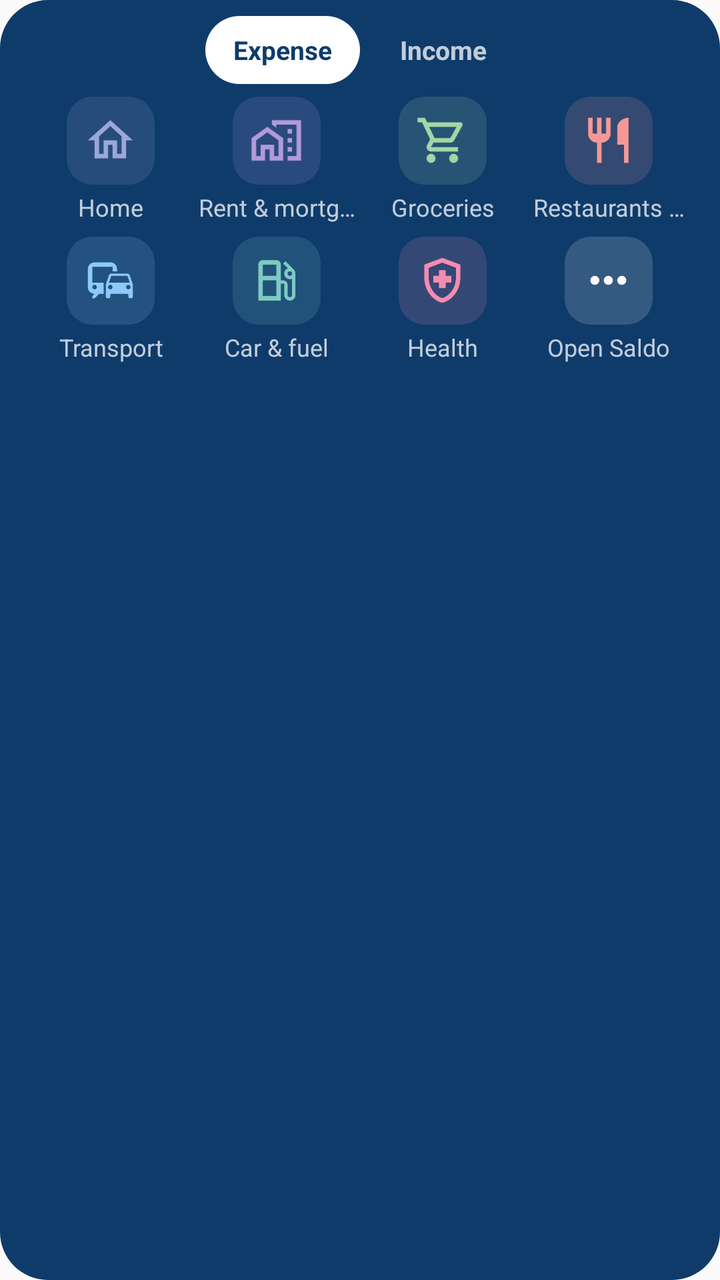
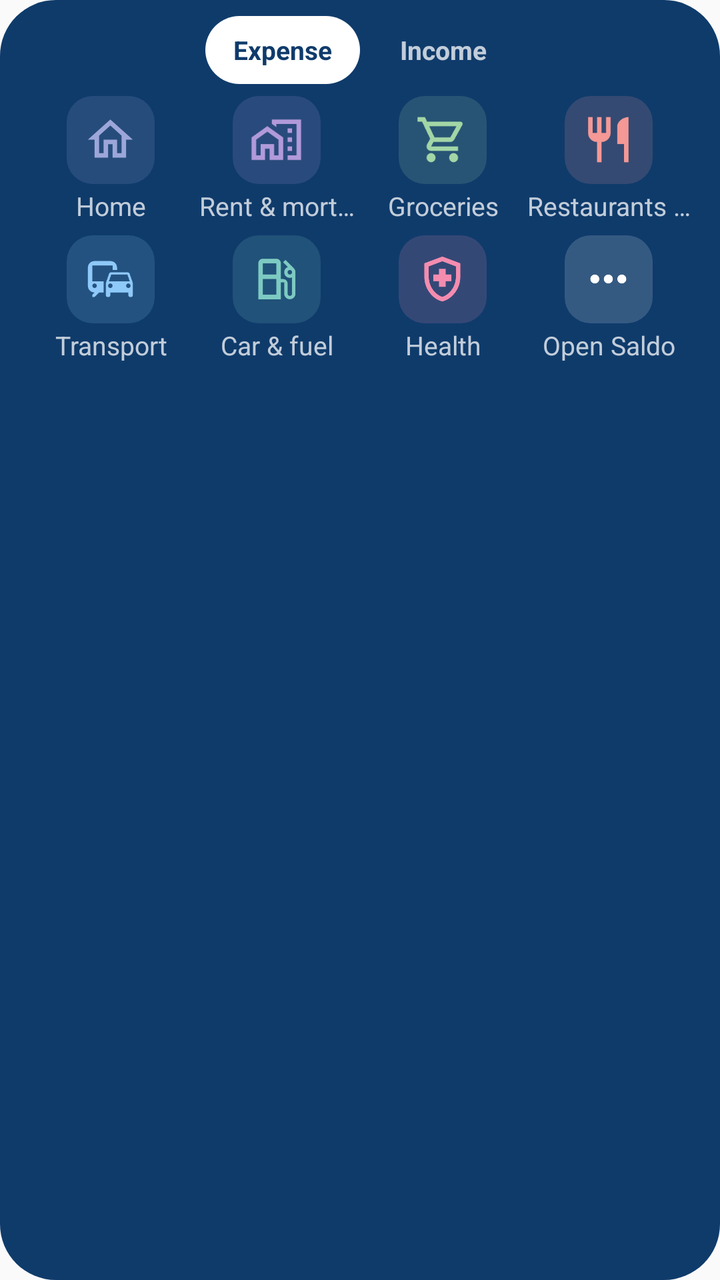

An Android layout rendered at two revisions. The XML below is the earlier revision; the diff shows what the commit changed to produce the second picture.
<!-- AndroidManifest.xml: application theme Theme.Saldo -->
<!-- res/layout/quick_add_widget_preview.xml -->
<?xml version="1.0" encoding="utf-8"?>
<LinearLayout xmlns:android="http://schemas.android.com/apk/res/android"
    android:layout_width="match_parent"
    android:layout_height="match_parent"
    android:background="@drawable/widget_preview_background"
    android:orientation="vertical"
    android:paddingHorizontal="14dp"
    android:paddingVertical="8dp">

    <LinearLayout
        android:layout_width="match_parent"
        android:layout_height="34dp"
        android:layout_marginBottom="6dp"
        android:gravity="center"
        android:orientation="horizontal">

        <TextView
            android:layout_width="wrap_content"
            android:layout_height="match_parent"
            android:background="@drawable/widget_preview_pill"
            android:gravity="center"
            android:maxLines="1"
            android:paddingHorizontal="14dp"
            android:text="@string/widget_quick_add_expense"
            android:textColor="@color/widget_preview_pill_ink"
            android:textSize="13sp"
            android:textStyle="bold" />

        <TextView
            android:layout_width="wrap_content"
            android:layout_height="match_parent"
            android:layout_marginStart="6dp"
            android:gravity="center"
            android:maxLines="1"
            android:paddingHorizontal="14dp"
            android:text="@string/widget_quick_add_income"
            android:textColor="@color/widget_preview_ink_muted"
            android:textSize="13sp"
            android:textStyle="bold" />
    </LinearLayout>

    <LinearLayout
        android:layout_width="match_parent"
        android:layout_height="64dp"
        android:gravity="center_vertical"
        android:orientation="horizontal">

        <LinearLayout
            android:layout_width="0dp"
            android:layout_height="wrap_content"
            android:layout_weight="1"
            android:gravity="center_horizontal"
            android:orientation="vertical">

            <FrameLayout
                android:layout_width="44dp"
                android:layout_height="44dp">

                <ImageView
                    android:layout_width="match_parent"
                    android:layout_height="match_parent"
                    android:alpha="0.16"
                    android:contentDescription="@null"
                    android:scaleType="fitXY"
                    android:src="@drawable/widget_tile_bg_wide"
                    android:tint="@color/widget_preview_cat_home" />

                <ImageView
                    android:layout_width="27dp"
                    android:layout_height="27dp"
                    android:layout_gravity="center"
                    android:contentDescription="@null"
                    android:src="@drawable/ic_widget_cat_home"
                    android:tint="@color/widget_preview_cat_home" />
            </FrameLayout>

            <TextView
                android:layout_width="match_parent"
                android:layout_height="wrap_content"
                android:layout_marginTop="3dp"
                android:ellipsize="end"
                android:gravity="center_horizontal"
                android:maxLines="1"
                android:text="@string/seed_category_home"
                android:textColor="@color/widget_preview_ink_muted"
                android:textSize="12sp" />
        </LinearLayout>

        <LinearLayout
            android:layout_width="0dp"
            android:layout_height="wrap_content"
            android:layout_weight="1"
            android:gravity="center_horizontal"
            android:orientation="vertical">

            <FrameLayout
                android:layout_width="44dp"
                android:layout_height="44dp">

                <ImageView
                    android:layout_width="match_parent"
                    android:layout_height="match_parent"
                    android:alpha="0.16"
                    android:contentDescription="@null"
                    android:scaleType="fitXY"
                    android:src="@drawable/widget_tile_bg_wide"
                    android:tint="@color/widget_preview_cat_rent" />

                <ImageView
                    android:layout_width="27dp"
                    android:layout_height="27dp"
                    android:layout_gravity="center"
                    android:contentDescription="@null"
                    android:src="@drawable/ic_widget_cat_home_work"
                    android:tint="@color/widget_preview_cat_rent" />
            </FrameLayout>

            <TextView
                android:layout_width="match_parent"
                android:layout_height="wrap_content"
                android:layout_marginTop="3dp"
                android:ellipsize="end"
                android:gravity="center_horizontal"
                android:maxLines="1"
                android:text="@string/seed_category_rent_mortgage"
                android:textColor="@color/widget_preview_ink_muted"
                android:textSize="12sp" />
        </LinearLayout>

        <LinearLayout
            android:layout_width="0dp"
            android:layout_height="wrap_content"
            android:layout_weight="1"
            android:gravity="center_horizontal"
            android:orientation="vertical">

            <FrameLayout
                android:layout_width="44dp"
                android:layout_height="44dp">

                <ImageView
                    android:layout_width="match_parent"
                    android:layout_height="match_parent"
                    android:alpha="0.16"
                    android:contentDescription="@null"
                    android:scaleType="fitXY"
                    android:src="@drawable/widget_tile_bg_wide"
                    android:tint="@color/widget_preview_cat_groceries" />

                <ImageView
                    android:layout_width="27dp"
                    android:layout_height="27dp"
                    android:layout_gravity="center"
                    android:contentDescription="@null"
                    android:src="@drawable/ic_widget_cat_shopping_cart"
                    android:tint="@color/widget_preview_cat_groceries" />
            </FrameLayout>

            <TextView
                android:layout_width="match_parent"
                android:layout_height="wrap_content"
                android:layout_marginTop="3dp"
                android:ellipsize="end"
                android:gravity="center_horizontal"
                android:maxLines="1"
                android:text="@string/seed_category_groceries"
                android:textColor="@color/widget_preview_ink_muted"
                android:textSize="12sp" />
        </LinearLayout>

        <LinearLayout
            android:layout_width="0dp"
            android:layout_height="wrap_content"
            android:layout_weight="1"
            android:gravity="center_horizontal"
            android:orientation="vertical">

            <FrameLayout
                android:layout_width="44dp"
                android:layout_height="44dp">

                <ImageView
                    android:layout_width="match_parent"
                    android:layout_height="match_parent"
                    android:alpha="0.16"
                    android:contentDescription="@null"
                    android:scaleType="fitXY"
                    android:src="@drawable/widget_tile_bg_wide"
                    android:tint="@color/widget_preview_cat_dining" />

                <ImageView
                    android:layout_width="27dp"
                    android:layout_height="27dp"
                    android:layout_gravity="center"
                    android:contentDescription="@null"
                    android:src="@drawable/ic_widget_cat_restaurant"
                    android:tint="@color/widget_preview_cat_dining" />
            </FrameLayout>

            <TextView
                android:layout_width="match_parent"
                android:layout_height="wrap_content"
                android:layout_marginTop="3dp"
                android:ellipsize="end"
                android:gravity="center_horizontal"
                android:maxLines="1"
                android:text="@string/seed_category_dining"
                android:textColor="@color/widget_preview_ink_muted"
                android:textSize="12sp" />
        </LinearLayout>
    </LinearLayout>

    <LinearLayout
        android:layout_width="match_parent"
        android:layout_height="64dp"
        android:layout_marginTop="6dp"
        android:gravity="center_vertical"
        android:orientation="horizontal">

        <LinearLayout
            android:layout_width="0dp"
            android:layout_height="wrap_content"
            android:layout_weight="1"
            android:gravity="center_horizontal"
            android:orientation="vertical">

            <FrameLayout
                android:layout_width="44dp"
                android:layout_height="44dp">

                <ImageView
                    android:layout_width="match_parent"
                    android:layout_height="match_parent"
                    android:alpha="0.16"
                    android:contentDescription="@null"
                    android:scaleType="fitXY"
                    android:src="@drawable/widget_tile_bg_wide"
                    android:tint="@color/widget_preview_cat_transport" />

                <ImageView
                    android:layout_width="27dp"
                    android:layout_height="27dp"
                    android:layout_gravity="center"
                    android:contentDescription="@null"
                    android:src="@drawable/ic_widget_cat_commute"
                    android:tint="@color/widget_preview_cat_transport" />
            </FrameLayout>

            <TextView
                android:layout_width="match_parent"
                android:layout_height="wrap_content"
                android:layout_marginTop="3dp"
                android:ellipsize="end"
                android:gravity="center_horizontal"
                android:maxLines="1"
                android:text="@string/seed_category_transport"
                android:textColor="@color/widget_preview_ink_muted"
                android:textSize="12sp" />
        </LinearLayout>

        <LinearLayout
            android:layout_width="0dp"
            android:layout_height="wrap_content"
            android:layout_weight="1"
            android:gravity="center_horizontal"
            android:orientation="vertical">

            <FrameLayout
                android:layout_width="44dp"
                android:layout_height="44dp">

                <ImageView
                    android:layout_width="match_parent"
                    android:layout_height="match_parent"
                    android:alpha="0.16"
                    android:contentDescription="@null"
                    android:scaleType="fitXY"
                    android:src="@drawable/widget_tile_bg_wide"
                    android:tint="@color/widget_preview_cat_fuel" />

                <ImageView
                    android:layout_width="27dp"
                    android:layout_height="27dp"
                    android:layout_gravity="center"
                    android:contentDescription="@null"
                    android:src="@drawable/ic_widget_cat_local_gas_station"
                    android:tint="@color/widget_preview_cat_fuel" />
            </FrameLayout>

            <TextView
                android:layout_width="match_parent"
                android:layout_height="wrap_content"
                android:layout_marginTop="3dp"
                android:ellipsize="end"
                android:gravity="center_horizontal"
                android:maxLines="1"
                android:text="@string/seed_category_car_fuel"
                android:textColor="@color/widget_preview_ink_muted"
                android:textSize="12sp" />
        </LinearLayout>

        <LinearLayout
            android:layout_width="0dp"
            android:layout_height="wrap_content"
            android:layout_weight="1"
            android:gravity="center_horizontal"
            android:orientation="vertical">

            <FrameLayout
                android:layout_width="44dp"
                android:layout_height="44dp">

                <ImageView
                    android:layout_width="match_parent"
                    android:layout_height="match_parent"
                    android:alpha="0.16"
                    android:contentDescription="@null"
                    android:scaleType="fitXY"
                    android:src="@drawable/widget_tile_bg_wide"
                    android:tint="@color/widget_preview_cat_health" />

                <ImageView
                    android:layout_width="27dp"
                    android:layout_height="27dp"
                    android:layout_gravity="center"
                    android:contentDescription="@null"
                    android:src="@drawable/ic_widget_cat_health_and_safety"
                    android:tint="@color/widget_preview_cat_health" />
            </FrameLayout>

            <TextView
                android:layout_width="match_parent"
                android:layout_height="wrap_content"
                android:layout_marginTop="3dp"
                android:ellipsize="end"
                android:gravity="center_horizontal"
                android:maxLines="1"
                android:text="@string/seed_category_health"
                android:textColor="@color/widget_preview_ink_muted"
                android:textSize="12sp" />
        </LinearLayout>

        <LinearLayout
            android:layout_width="0dp"
            android:layout_height="wrap_content"
            android:layout_weight="1"
            android:gravity="center_horizontal"
            android:orientation="vertical">

            <FrameLayout
                android:layout_width="44dp"
                android:layout_height="44dp">

                <ImageView
                    android:layout_width="match_parent"
                    android:layout_height="match_parent"
                    android:alpha="0.16"
                    android:contentDescription="@null"
                    android:scaleType="fitXY"
                    android:src="@drawable/widget_tile_bg_wide"
                    android:tint="@color/widget_preview_pill" />

                <ImageView
                    android:layout_width="27dp"
                    android:layout_height="27dp"
                    android:layout_gravity="center"
                    android:contentDescription="@null"
                    android:src="@drawable/ic_widget_cat_more"
                    android:tint="@color/widget_preview_pill" />
            </FrameLayout>

            <TextView
                android:layout_width="match_parent"
                android:layout_height="wrap_content"
                android:layout_marginTop="3dp"
                android:ellipsize="end"
                android:gravity="center_horizontal"
                android:maxLines="1"
                android:text="@string/widget_quick_add_open"
                android:textColor="@color/widget_preview_ink_muted"
                android:textSize="12sp" />
        </LinearLayout>
    </LinearLayout>
</LinearLayout>
<!-- resources referenced by this layout -->
<resources>
  <color name="widget_preview_cat_dining">#F59896</color>
  <color name="widget_preview_cat_fuel">#7DCAC2</color>
  <color name="widget_preview_cat_groceries">#A3D6A6</color>
  <color name="widget_preview_cat_health">#F48CAF</color>
  <color name="widget_preview_cat_home">#9DA6D9</color>
  <color name="widget_preview_cat_rent">#B29ADA</color>
  <color name="widget_preview_cat_transport">#8EC9F9</color>
  <color name="widget_preview_ink_muted">#BFFFFFFF</color>
  <color name="widget_preview_pill">#FFFFFFFF</color>
  <color name="widget_preview_pill_ink">#FF0F3B6B</color>
  <!-- drawable ic_widget_cat_home (drawable) -->
  <?xml version="1.0" encoding="utf-8"?>
  <vector xmlns:android="http://schemas.android.com/apk/res/android"
      android:width="24dp"
      android:height="24dp"
      android:viewportWidth="24"
      android:viewportHeight="24">
      <path
          android:fillColor="#FFFFFFFF"
          android:pathData="M12,5.69 l5,4.5 V18 h-2 v-6 H9 v6 H7 v-7.81 l5,-4.5 M12,3 L2,12 h3 v8 h6 v-6 h2 v6 h6 v-8 h3 L12,3 z" />
  </vector>
  <!-- drawable ic_widget_cat_more (drawable) -->
  <?xml version="1.0" encoding="utf-8"?>
  <vector xmlns:android="http://schemas.android.com/apk/res/android"
      android:width="24dp"
      android:height="24dp"
      android:viewportWidth="24"
      android:viewportHeight="24">
      <path
          android:fillColor="#FFFFFFFF"
          android:pathData="M6,10 c-1.1,0 -2,0.9 -2,2 s0.9,2 2,2 s2,-0.9 2,-2 s-0.9,-2 -2,-2 z M18,10 c-1.1,0 -2,0.9 -2,2 s0.9,2 2,2 s2,-0.9 2,-2 s-0.9,-2 -2,-2 z M12,10 c-1.1,0 -2,0.9 -2,2 s0.9,2 2,2 s2,-0.9 2,-2 s-0.9,-2 -2,-2 z" />
  </vector>
  <!-- drawable ic_widget_cat_restaurant (drawable) -->
  <?xml version="1.0" encoding="utf-8"?>
  <vector xmlns:android="http://schemas.android.com/apk/res/android"
      android:width="24dp"
      android:height="24dp"
      android:viewportWidth="24"
      android:viewportHeight="24">
      <path
          android:fillColor="#FFFFFFFF"
          android:pathData="M16,6 v8 h3 v8 h2 L21,2 c-2.76,0 -5,2.24 -5,4 z M11,9 L9,9 L9,2 L7,2 v7 L5,9 L5,2 L3,2 v7 c0,2.21 1.79,4 4,4 v9 h2 v-9 c2.21,0 4,-1.79 4,-4 L13,2 h-2 v7 z" />
  </vector>
  <!-- drawable widget_preview_background (drawable) -->
  <?xml version="1.0" encoding="utf-8"?>
  <shape xmlns:android="http://schemas.android.com/apk/res/android"
      android:shape="rectangle">
      <solid android:color="@color/widget_preview_card" />
      <corners android:radius="24dp" />
  </shape>
  <!-- drawable widget_preview_pill (drawable) -->
  <?xml version="1.0" encoding="utf-8"?>
  <shape xmlns:android="http://schemas.android.com/apk/res/android"
      android:shape="rectangle">
      <solid android:color="@color/widget_preview_pill" />
      <corners android:radius="100dp" />
  </shape>
  <!-- drawable widget_tile_bg_wide (drawable) -->
  <?xml version="1.0" encoding="utf-8"?>
  <shape xmlns:android="http://schemas.android.com/apk/res/android"
      android:shape="rectangle">
      <solid android:color="@color/widget_placeholder" />
      <corners android:radius="13dp" />
  </shape>
  <string name="seed_category_car_fuel">Car &amp; fuel</string>
  <string name="seed_category_dining">Restaurants &amp; bars</string>
  <string name="seed_category_groceries">Groceries</string>
  <string name="seed_category_health">Health</string>
  <string name="seed_category_home">Home</string>
  <string name="seed_category_rent_mortgage">Rent &amp; mortgage</string>
  <string name="seed_category_transport">Transport</string>
  <string name="widget_quick_add_expense">Expense</string>
  <string name="widget_quick_add_income">Income</string>
  <string name="widget_quick_add_open">Open Saldo</string>
  <style name="Theme.Saldo" parent="android:Theme.Material.Light.NoActionBar" />
  <color name="widget_preview_card">#FF0F3B6B</color>
  <color name="widget_placeholder">#FF355A83</color>
  <!-- unchanged entries left out for length: 5 -->
</resources>

<!-- the commit's change to res/layout/quick_add_widget_preview.xml (unified diff, before → after) -->
@@ -23,7 +23,7 @@
             android:paddingHorizontal="14dp"
             android:text="@string/widget_quick_add_expense"
             android:textColor="@color/widget_preview_pill_ink"
-            android:textSize="13sp"
+            android:textSize="@dimen/widget_type_label"
             android:textStyle="bold" />
 
         <TextView
@@ -35,13 +35,13 @@
             android:paddingHorizontal="14dp"
             android:text="@string/widget_quick_add_income"
             android:textColor="@color/widget_preview_ink_muted"
-            android:textSize="13sp"
+            android:textSize="@dimen/widget_type_label"
             android:textStyle="bold" />
     </LinearLayout>
 
     <LinearLayout
         android:layout_width="match_parent"
-        android:layout_height="64dp"
+        android:layout_height="wrap_content"
         android:gravity="center_vertical"
         android:orientation="horizontal">
 
@@ -77,13 +77,13 @@
             <TextView
                 android:layout_width="match_parent"
                 android:layout_height="wrap_content"
-                android:layout_marginTop="3dp"
+                android:layout_marginTop="2dp"
                 android:ellipsize="end"
                 android:gravity="center_horizontal"
                 android:maxLines="1"
                 android:text="@string/seed_category_home"
                 android:textColor="@color/widget_preview_ink_muted"
-                android:textSize="12sp" />
+                android:textSize="@dimen/widget_type_label" />
         </LinearLayout>
 
         <LinearLayout
@@ -118,13 +118,13 @@
             <TextView
                 android:layout_width="match_parent"
                 android:layout_height="wrap_content"
-                android:layout_marginTop="3dp"
+                android:layout_marginTop="2dp"
                 android:ellipsize="end"
                 android:gravity="center_horizontal"
                 android:maxLines="1"
                 android:text="@string/seed_category_rent_mortgage"
                 android:textColor="@color/widget_preview_ink_muted"
-                android:textSize="12sp" />
+                android:textSize="@dimen/widget_type_label" />
         </LinearLayout>
 
         <LinearLayout
@@ -159,13 +159,13 @@
             <TextView
                 android:layout_width="match_parent"
                 android:layout_height="wrap_content"
-                android:layout_marginTop="3dp"
+                android:layout_marginTop="2dp"
                 android:ellipsize="end"
                 android:gravity="center_horizontal"
                 android:maxLines="1"
                 android:text="@string/seed_category_groceries"
                 android:textColor="@color/widget_preview_ink_muted"
-                android:textSize="12sp" />
+                android:textSize="@dimen/widget_type_label" />
         </LinearLayout>
 
         <LinearLayout
@@ -200,19 +200,19 @@
             <TextView
                 android:layout_width="match_parent"
                 android:layout_height="wrap_content"
-                android:layout_marginTop="3dp"
+                android:layout_marginTop="2dp"
                 android:ellipsize="end"
                 android:gravity="center_horizontal"
                 android:maxLines="1"
                 android:text="@string/seed_category_dining"
                 android:textColor="@color/widget_preview_ink_muted"
-                android:textSize="12sp" />
+                android:textSize="@dimen/widget_type_label" />
         </LinearLayout>
     </LinearLayout>
 
     <LinearLayout
         android:layout_width="match_parent"
-        android:layout_height="64dp"
+        android:layout_height="wrap_content"
         android:layout_marginTop="6dp"
         android:gravity="center_vertical"
         android:orientation="horizontal">
@@ -249,13 +249,13 @@
             <TextView
                 android:layout_width="match_parent"
                 android:layout_height="wrap_content"
-                android:layout_marginTop="3dp"
+                android:layout_marginTop="2dp"
                 android:ellipsize="end"
                 android:gravity="center_horizontal"
                 android:maxLines="1"
                 android:text="@string/seed_category_transport"
                 android:textColor="@color/widget_preview_ink_muted"
-                android:textSize="12sp" />
+                android:textSize="@dimen/widget_type_label" />
         </LinearLayout>
 
         <LinearLayout
@@ -290,13 +290,13 @@
             <TextView
                 android:layout_width="match_parent"
                 android:layout_height="wrap_content"
-                android:layout_marginTop="3dp"
+                android:layout_marginTop="2dp"
                 android:ellipsize="end"
                 android:gravity="center_horizontal"
                 android:maxLines="1"
                 android:text="@string/seed_category_car_fuel"
                 android:textColor="@color/widget_preview_ink_muted"
-                android:textSize="12sp" />
+                android:textSize="@dimen/widget_type_label" />
         </LinearLayout>
 
         <LinearLayout
@@ -331,13 +331,13 @@
             <TextView
                 android:layout_width="match_parent"
                 android:layout_height="wrap_content"
-                android:layout_marginTop="3dp"
+                android:layout_marginTop="2dp"
                 android:ellipsize="end"
                 android:gravity="center_horizontal"
                 android:maxLines="1"
                 android:text="@string/seed_category_health"
                 android:textColor="@color/widget_preview_ink_muted"
-                android:textSize="12sp" />
+                android:textSize="@dimen/widget_type_label" />
         </LinearLayout>
 
         <LinearLayout
@@ -372,13 +372,13 @@
             <TextView
                 android:layout_width="match_parent"
                 android:layout_height="wrap_content"
-                android:layout_marginTop="3dp"
+                android:layout_marginTop="2dp"
                 android:ellipsize="end"
                 android:gravity="center_horizontal"
                 android:maxLines="1"
                 android:text="@string/widget_quick_add_open"
                 android:textColor="@color/widget_preview_ink_muted"
-                android:textSize="12sp" />
+                android:textSize="@dimen/widget_type_label" />
         </LinearLayout>
     </LinearLayout>
 </LinearLayout>
<!-- resource entries referenced after the edit -->
@@ -10,6 +10,7 @@
   <color name="widget_preview_ink_muted">#BFFFFFFF</color>
   <color name="widget_preview_pill">#FFFFFFFF</color>
   <color name="widget_preview_pill_ink">#FF0F3B6B</color>
+  <dimen name="widget_type_label">13sp</dimen>
   <!-- drawable ic_widget_cat_home (drawable) -->
   <?xml version="1.0" encoding="utf-8"?>
   <vector xmlns:android="http://schemas.android.com/apk/res/android"
@@ -48,7 +49,7 @@
   <shape xmlns:android="http://schemas.android.com/apk/res/android"
       android:shape="rectangle">
       <solid android:color="@color/widget_preview_card" />
-      <corners android:radius="24dp" />
+      <corners android:radius="@android:dimen/system_app_widget_background_radius" />
   </shape>
   <!-- drawable widget_preview_pill (drawable) -->
   <?xml version="1.0" encoding="utf-8"?>
